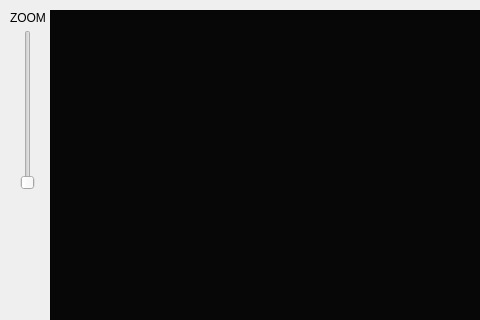
SamuelRuizVargas/prac6_info2_sem3, file interfaz.ui: the form before one commit; both pictures show x 0 to 480 and y 0 to 320 of the 800 by 600 pixel window.
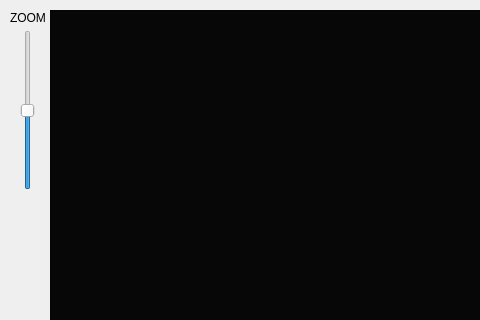
The form after the commit.

Commit message: Pimeros pasos

The edit to the form file:
```diff
--- a/interfaz.ui
+++ b/interfaz.ui
@@ -42,6 +42,21 @@
       <height>160</height>
      </rect>
     </property>
+    <property name="maximum">
+     <number>2</number>
+    </property>
+    <property name="singleStep">
+     <number>1</number>
+    </property>
+    <property name="pageStep">
+     <number>1</number>
+    </property>
+    <property name="value">
+     <number>1</number>
+    </property>
+    <property name="tracking">
+     <bool>true</bool>
+    </property>
     <property name="orientation">
      <enum>Qt::Vertical</enum>
     </property>
```
The commit also changes 2 other files.
